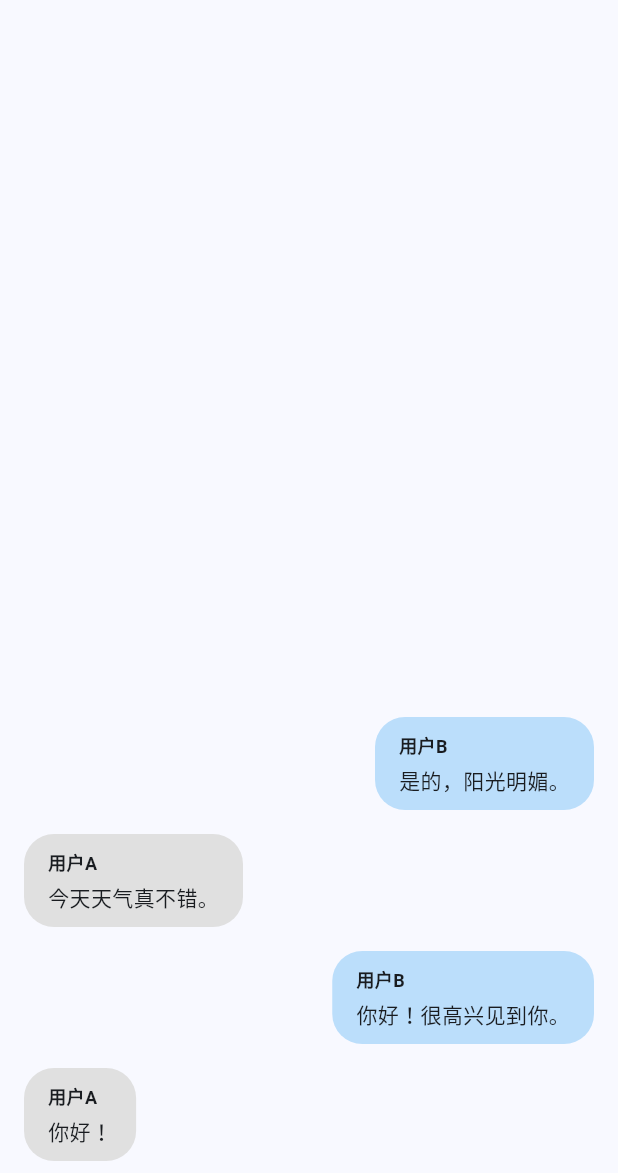
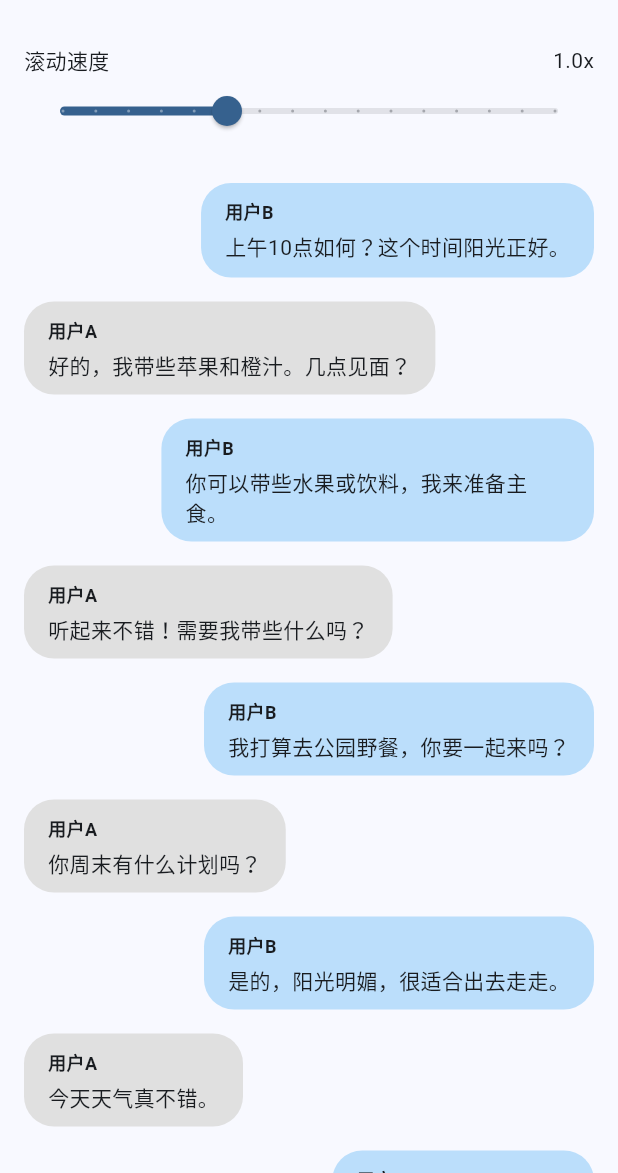
Before and after one commit to nasawz/chat_video_generator, a Flutter app: the screen it shows after launch, on a phone screen of 412 x 824 dp, the part 63-1236 px from its top. Run offline on Flutter 3.47's test engine with Material 3 defaults, Android fonts, the phone set to English and light mode, and no system bars; our stand-ins replace device_info_plus, permission_handler; missing offline and left inert: ffmpeg_kit_flutter.

Commit message:
feat: 增加聊天界面功能和动画速度控制
- 更新聊天消息内容，增加用户间的对话
- 添加动画速度控制滑块，允许用户调整视频生成速度
- 引入基于内容计算的帧数，优化视频生成过程
- 修改视频生成时的帧率设置，确保输出视频质量
- 改进代码注释，提升可读性

```diff
--- a/lib/main.dart
+++ b/lib/main.dart
@@ -45,12 +45,21 @@ class _ChatScreenState extends State<ChatScreen> {
     ChatMessage(sender: "用户A", message: "你好！", isLeft: true),
     ChatMessage(sender: "用户B", message: "你好！很高兴见到你。", isLeft: false),
     ChatMessage(sender: "用户A", message: "今天天气真不错。", isLeft: true),
-    ChatMessage(sender: "用户B", message: "是的，阳光明媚。", isLeft: false),
+    ChatMessage(sender: "用户B", message: "是的，阳光明媚，很适合出去走走。", isLeft: false),
+    ChatMessage(sender: "用户A", message: "你周末有什么计划吗？", isLeft: true),
+    ChatMessage(sender: "用户B", message: "我打算去公园野餐，你要一起来吗？", isLeft: false),
+    ChatMessage(sender: "用户A", message: "听起来不错！需要我带些什么吗？", isLeft: true),
+    ChatMessage(sender: "用户B", message: "你可以带些水果或饮料，我来准备主食。", isLeft: false),
+    ChatMessage(sender: "用户A", message: "好的，我带些苹果和橙汁。几点见面？", isLeft: true),
+    ChatMessage(sender: "用户B", message: "上午10点如何？这个时间阳光正好。", isLeft: false),
   ];
 
   // 添加进度变量
   double _generationProgress = 0.0;
   String _progressText = '';
+
+  // 添加速度控制变量
+  double _animationSpeed = 1.0; // 默认速度为1.0
 
   @override
   void initState() {
@@ -92,7 +101,7 @@ class _ChatScreenState extends State<ChatScreen> {
       final androidInfo = await DeviceInfoPlugin().androidInfo;
       final androidVersion = androidInfo.version.sdkInt;
 
-      // 请求所有必要的权限
+      // 请求所有必要权限
       final permissions = <Permission>[
         Permission.microphone,
         Permission.notification,
@@ -187,6 +196,24 @@ class _ChatScreenState extends State<ChatScreen> {
     }
   }
 
+  // 计算基准帧数
+  int _calculateBaseFrames(double totalHeight, double frameSize) {
+    // 计算需要滚动的实际距离
+    double scrollDistance = totalHeight + frameSize * 0.1;
+
+    // 假设每秒滚动 200 像素是适合阅读的速度
+    double pixelsPerSecond = 200.0;
+
+    // 计算需要的总秒数
+    double totalSeconds = scrollDistance / pixelsPerSecond;
+
+    // 转换为帧数（30fps）
+    int baseFrames = (totalSeconds * 30).round();
+
+    // 设置最小帧数，确保即使内容很少也有基本的动画效果
+    return baseFrames.clamp(60, 900); // 最少2秒，最多30秒
+  }
+
   Future<void> _generateVideo() async {
     if (_isGenerating) return;
 
@@ -224,7 +251,7 @@ class _ChatScreenState extends State<ChatScreen> {
         );
         textPainter.layout(maxWidth: frameSize * 0.8);
 
-        final messageHeight = textPainter.height + 40; // 添加内边距
+        final messageHeight = textPainter.height + 40; // 添加边距
         totalHeight += messageHeight + 20; // 添加消息间距
 
         messageLayouts.add(_MessageLayout(
@@ -234,8 +261,19 @@ class _ChatScreenState extends State<ChatScreen> {
         ));
       }
 
-      // 生成60帧的动画
-      final int totalFrames = 60;
+      // 根据内容计算所需的基准帧数
+      final int baseFrames = _calculateBaseFrames(totalHeight, frameSize);
+      final int totalFrames = (baseFrames / _animationSpeed).round();
+
+      print('Total height: $totalHeight px');
+      print('Base frames: $baseFrames');
+      print('Actual frames with speed ${_animationSpeed}x: $totalFrames');
+
+      // 计算帧率 (在FFmpeg命令之前)
+      final frameRate =
+          (totalFrames / (totalHeight / (200.0 * _animationSpeed))).round();
+
+      // 生成帧
       for (int frame = 0; frame < totalFrames; frame++) {
         final recorder = ui.PictureRecorder();
         final canvas = Canvas(recorder);
@@ -246,7 +284,7 @@ class _ChatScreenState extends State<ChatScreen> {
           Paint()..color = Colors.white,
         );
 
-        // 计算当前帧的垂直偏移
+        // 移除速度变量，因为已经通过帧数调整了
         final progress = frame / (totalFrames - 1);
         final currentY = frameSize - (totalHeight + frameSize * 0.1) * progress;
 
@@ -312,18 +350,18 @@ class _ChatScreenState extends State<ChatScreen> {
       // 3. 使用FFmpeg将图片序列转换为视频
       _currentVideoPath = await _getVideoSavePath();
 
-      // 确保输出目录存在
+      // 确保输出目���存在
       final outputDir = Directory(
           _currentVideoPath!.substring(0, _currentVideoPath!.lastIndexOf('/')));
       if (!await outputDir.exists()) {
         await outputDir.create(recursive: true);
       }
 
-      // 使用更高的帧率生成视频
+      // 更新FFmpeg命令，确保使用正确的帧率
       final command = '''
         -y \
         -f image2 \
-        -framerate 30 \
+        -framerate $frameRate \
         -i ${framesDir.path}/frame_%04d.png \
         -c:v mpeg4 \
         -q:v 1 \
@@ -355,7 +393,7 @@ class _ChatScreenState extends State<ChatScreen> {
 
         print('Video generation completed successfully');
 
-        // 检查生成的视频文件
+        // 检查生���的视频文件
         final videoFile = File(_currentVideoPath!);
         final videoExists = await videoFile.exists();
         final videoSize = await videoFile.length();
@@ -454,7 +492,38 @@ class _ChatScreenState extends State<ChatScreen> {
               )
             : null,
       ),
-      body: ListView.builder(
+      body: Column(
+        children: [
+          // 添加速度控制滑块
+          Padding(
+            padding: const EdgeInsets.all(16.0),
+            child: Column(
+              children: [
+                Row(
+                  mainAxisAlignment: MainAxisAlignment.spaceBetween,
+                  children: [
+                    const Text('滚动速度'),
+                    Text('${_animationSpeed.toStringAsFixed(1)}x'),
+                  ],
+                ),
+                Slider(
+                  value: _animationSpeed,
+                  min: 0.5,
+                  max: 2.0,
+                  divisions: 15,
+                  label: '${_animationSpeed.toStringAsFixed(1)}x',
+                  onChanged: (value) {
+                    setState(() {
+                      _animationSpeed = value;
+                    });
+                  },
+                ),
+              ],
+            ),
+          ),
+          // 聊天列表现在需要放在Expanded中
+          Expanded(
+            child: ListView.builder(
               key: _chatKey,
               controller: _scrollController,
               reverse: true,
@@ -463,6 +532,9 @@ class _ChatScreenState extends State<ChatScreen> {
                 final message = _messages[index];
                 return ChatBubble(message: message);
               },
+            ),
+          ),
+        ],
       ),
     );
   }
```
Lines whose indentation alone changed are shown as unchanged.
